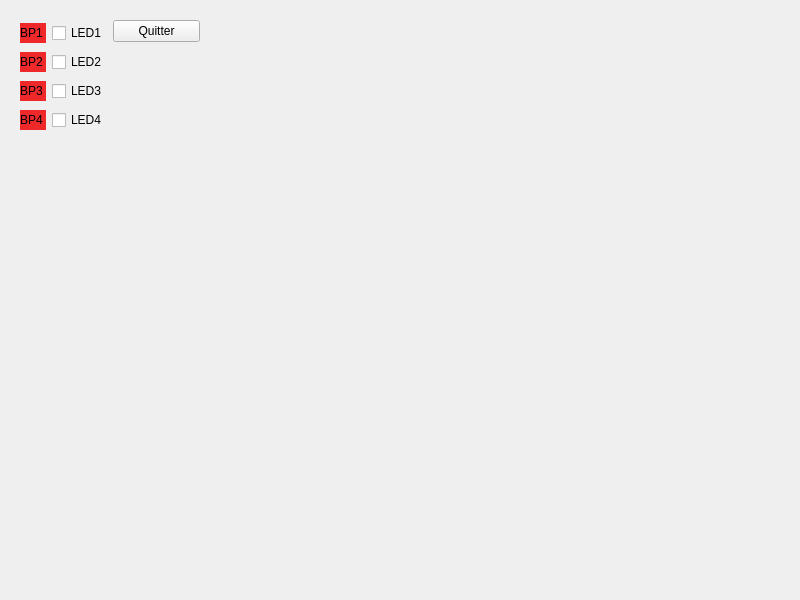
This is Developpement/TD2_USB202/widgetusb202.ui in molivier1/E5.2-Equilibreuse as Qt 5 draws it before an edit. The edited form follows.
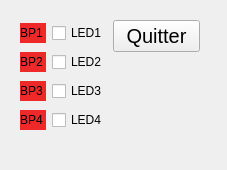
This is the edited form.

```diff
--- a/Developpement/TD2_USB202/widgetusb202.ui
+++ b/Developpement/TD2_USB202/widgetusb202.ui
@@ -6,14 +6,14 @@
    <rect>
     <x>0</x>
     <y>0</y>
-    <width>800</width>
-    <height>600</height>
+    <width>227</width>
+    <height>170</height>
    </rect>
   </property>
   <property name="windowTitle">
    <string>WidgetUSB202</string>
   </property>
-  <widget class="QWidget" name="">
+  <widget class="QWidget" name="layoutWidget">
    <property name="geometry">
     <rect>
      <x>20</x>
@@ -119,9 +119,20 @@
      <layout class="QVBoxLayout" name="verticalLayout_2">
       <item>
        <widget class="QPushButton" name="pushButtonQuitter">
+        <property name="font">
+         <font>
+          <pointsize>15</pointsize>
+         </font>
+        </property>
         <property name="text">
          <string>Quitter</string>
         </property>
+        <property name="iconSize">
+         <size>
+          <width>16</width>
+          <height>16</height>
+         </size>
+        </property>
        </widget>
       </item>
       <item>
```
Left out of the diff: 35 changed lines with no effect on the pictures.
